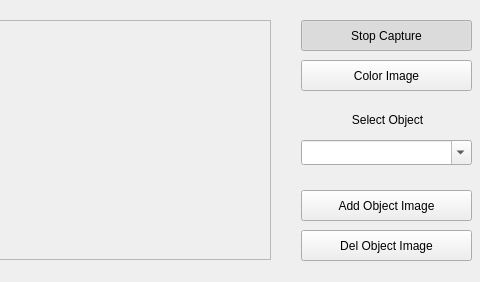
Old version of the form proyVA3/mainwindow.ui in the repository danipeix13/VisionArtificial; both pictures show x 439 to 919 and y 0 to 282 of the 919 by 282 pixel window.
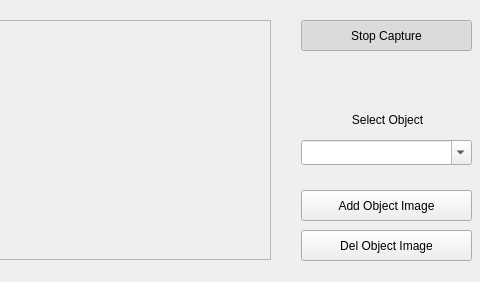
New version of the form.

Commit message: P2 tamos jodidos :')

```diff
--- a/proyVA3/mainwindow.ui
+++ b/proyVA3/mainwindow.ui
@@ -64,25 +64,6 @@
     <bool>true</bool>
    </property>
   </widget>
-  <widget class="QPushButton" name="colorButton">
-   <property name="geometry">
-    <rect>
-     <x>740</x>
-     <y>60</y>
-     <width>171</width>
-     <height>31</height>
-    </rect>
-   </property>
-   <property name="text">
-    <string>Color Image</string>
-   </property>
-   <property name="checkable">
-    <bool>true</bool>
-   </property>
-   <property name="checked">
-    <bool>false</bool>
-   </property>
-  </widget>
   <widget class="QPushButton" name="addObjBtn">
    <property name="geometry">
     <rect>
```
Left out of the diff: 12 changed lines with no effect on the pictures. The commit also changes 2 other files.
